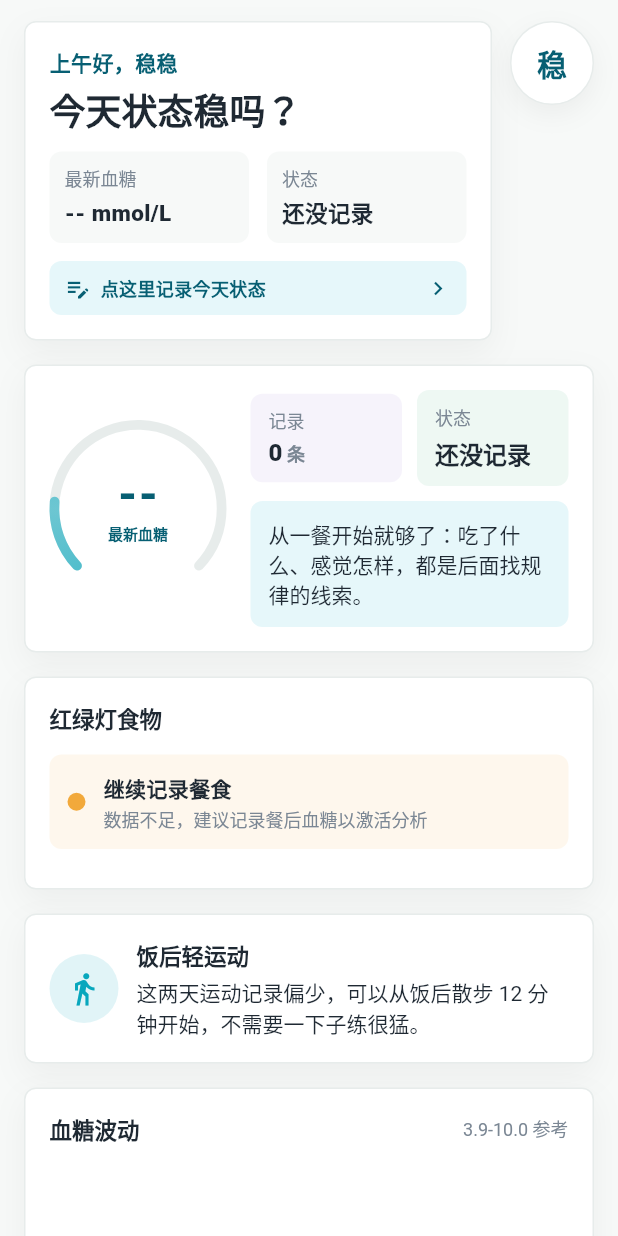
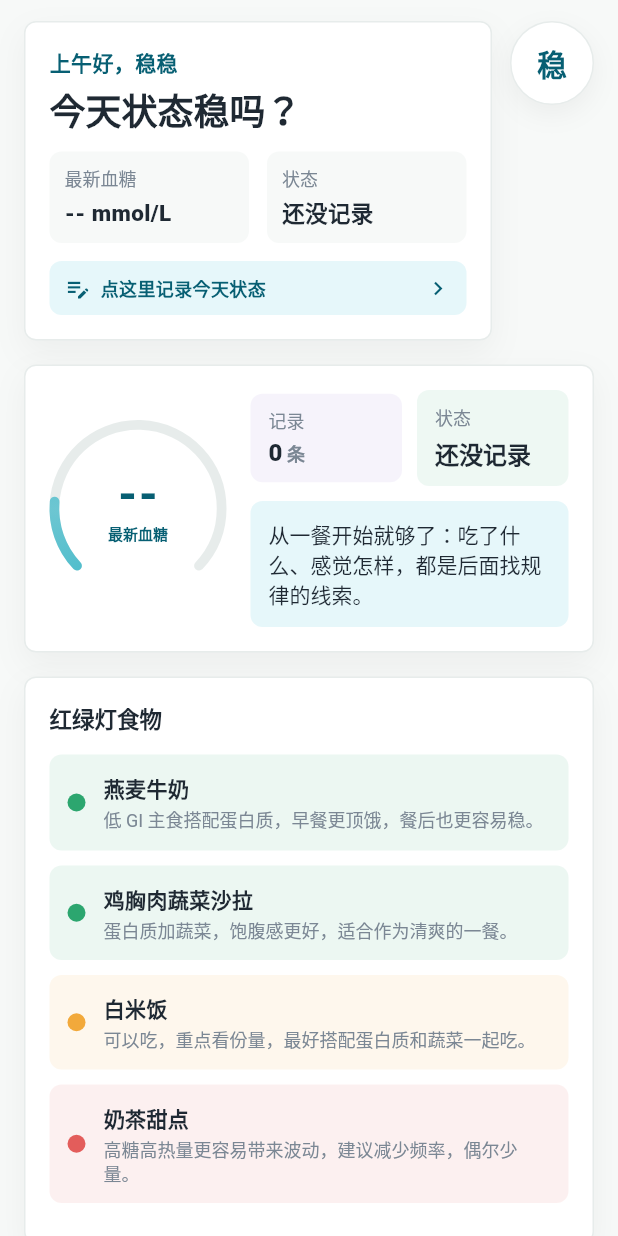
Before and after one commit to cicinnn607/g, a Flutter app: the HomePage screen opened directly, on a phone screen of 412 x 824 dp. Run offline on Flutter 3.47's test engine with Material 3 defaults, Android fonts, the light colour scheme and no system bars; our stand-ins replace fl_chart, flutter_local_notifications, image_picker, sqflite, supabase_flutter, timezone; accounts and stored records are empty.

Commit message:
首页红绿灯食物改为贴心饮食建议

```diff
--- a/lib/pages/home_page.dart
+++ b/lib/pages/home_page.dart
@@ -36,7 +36,7 @@ class HomePage extends StatelessWidget {
               const SizedBox(height: 16),
               _TodayOverview(provider: provider),
               const SizedBox(height: 16),
-              _FoodSignals(signals: provider.foodSignals),
+              _FoodSignals(signals: provider.homeFoodSignals),
               const SizedBox(height: 16),
               _ExerciseSuggestion(text: provider.exerciseSuggestion),
               const SizedBox(height: 16),
--- a/lib/provider/health_provider.dart
+++ b/lib/provider/health_provider.dart
@@ -46,6 +46,12 @@ class HealthProvider with ChangeNotifier {
   List<Map<String, dynamic>> get dietHistory => _mealHistory;
 
   List<FoodSignal> get foodSignals => AnalysisService.buildFoodSignals(
+    _mealItems,
+    _glucoseHistory,
+    _statusHistory,
+  );
+
+  List<FoodSignal> get homeFoodSignals => AnalysisService.buildHomeFoodSignals(
     _mealItems,
     _glucoseHistory,
     _statusHistory,
--- a/lib/services/analysis_service.dart
+++ b/lib/services/analysis_service.dart
@@ -59,6 +59,126 @@ class AnalysisService {
     '鸡蛋',
     '牛奶',
   ];
+
+  static const List<String> _fruitKeywords = [
+    '苹果',
+    '香蕉',
+    '橙',
+    '橘',
+    '梨',
+    '葡萄',
+    '草莓',
+    '芒果',
+    '西瓜',
+    '蓝莓',
+    '樱桃',
+    '猕猴桃',
+    '水果',
+  ];
+
+  static const List<String> _sweetKeywords = [
+    '奶茶',
+    '甜点',
+    '蛋糕',
+    '饼干',
+    '巧克力',
+    '糖',
+    '甜',
+    '冰淇淋',
+    '蛋挞',
+    '甜品',
+  ];
+
+  static const List<String> _proteinVegKeywords = [
+    '鸡胸',
+    '鱼',
+    '虾',
+    '豆腐',
+    '蔬菜',
+    '沙拉',
+    '鸡蛋',
+    '牛奶',
+    '瘦肉',
+    '青菜',
+    '西兰花',
+  ];
+
+  static const List<String> _stapleKeywords = [
+    '米饭',
+    '白米',
+    '粥',
+    '面条',
+    '面包',
+    '馒头',
+    '包子',
+    '饺子',
+    '炒饭',
+    '盖饭',
+    '土豆',
+    '红薯',
+    '玉米',
+  ];
+
+  static const List<FoodSignal> _defaultHomeFoodSignals = [
+    FoodSignal(
+      name: '燕麦牛奶',
+      level: 'green',
+      reason: '低 GI 主食搭配蛋白质，早餐更顶饿，餐后也更容易稳。',
+    ),
+    FoodSignal(
+      name: '鸡胸肉蔬菜沙拉',
+      level: 'green',
+      reason: '蛋白质加蔬菜，饱腹感更好，适合作为清爽的一餐。',
+    ),
+    FoodSignal(
+      name: '白米饭',
+      level: 'yellow',
+      reason: '可以吃，重点看份量，最好搭配蛋白质和蔬菜一起吃。',
+    ),
+    FoodSignal(
+      name: '奶茶甜点',
+      level: 'red',
+      reason: '高糖高热量更容易带来波动，建议减少频率，偶尔少量。',
+    ),
+  ];
+
+  static const List<FoodSignal> _homeFoodFillers = [
+    ..._defaultHomeFoodSignals,
+    FoodSignal(
+      name: '豆腐蔬菜汤',
+      level: 'green',
+      reason: '豆制品和蔬菜能补充蛋白质与纤维，适合给餐桌加一点多样性。',
+    ),
+    FoodSignal(
+      name: '鱼虾配绿叶菜',
+      level: 'green',
+      reason: '优质蛋白搭配绿叶菜，负担更轻，也更适合长期坚持。',
+    ),
+    FoodSignal(
+      name: '全麦面包鸡蛋',
+      level: 'yellow',
+      reason: '比甜面包更稳，但仍要看份量，搭配鸡蛋会更耐饿。',
+    ),
+    FoodSignal(
+      name: '油炸主食',
+      level: 'red',
+      reason: '油脂和精制主食叠加时负担更重，建议少吃并控制份量。',
+    ),
+  ];
+
+  static const List<FoodSignal> _diversityHomeFoodSignals = [
+    FoodSignal(
+      name: '豆腐蔬菜汤',
+      level: 'green',
+      reason: '最近记录偏集中，可以加一份豆制品和蔬菜，让饮食更多样。',
+    ),
+    FoodSignal(
+      name: '鱼虾配绿叶菜',
+      level: 'green',
+      reason: '最近餐食种类偏少，可以加点鱼虾和绿叶菜，营养更均衡。',
+    ),
+  ];
+
 
   static const Map<String, List<String>> _homeReminderMessages = {
     'highGlucose': [
@@ -210,6 +330,43 @@ class AnalysisService {
     return result.take(4).toList();
   }
 
+  static List<FoodSignal> buildHomeFoodSignals(
+    List<Map<String, dynamic>> mealItems,
+    List<Map<String, dynamic>> glucoseRecords, [
+    List<Map<String, dynamic>> statusRecords = const [],
+  ]) {
+    final mealObservations = _buildMealObservations(mealItems);
+    if (mealObservations.isEmpty) {
+      return _defaultHomeFoodSignals;
+    }
+
+    _attachGlucoseToMeals(mealObservations, glucoseRecords);
+    _attachStatusToMeals(mealObservations, statusRecords);
+
+    final pairedCount = mealObservations
+        .where((meal) => meal.glucoseCount > 0 || meal.statusCount > 0)
+        .length;
+    final personalSignals = _buildFoodSignalsFromObservations(
+      mealObservations,
+    );
+    final needsDiversity = _hasNarrowRecentDiet(mealObservations);
+
+    final result = <FoodSignal>[];
+    if (mealObservations.length >= 6 && pairedCount >= 2) {
+      result.addAll(personalSignals.take(4));
+    } else {
+      result.addAll(_buildObservedHomeSuggestions(mealObservations).take(2));
+    }
+
+    if (needsDiversity) {
+      for (final signal in _diversityHomeFoodSignals) {
+        if (_addSignalIfMissing(result, signal, mealObservations)) break;
+      }
+    }
+    _fillHomeFoodSignals(result, mealObservations);
+    return result.take(4).toList();
+  }
+
   static List<_MealObservation> _buildMealObservations(
     List<Map<String, dynamic>> mealItems,
   ) {
@@ -230,6 +387,121 @@ class AnalysisService {
     final meals = byMeal.values.toList()
       ..sort((a, b) => b.mealTime.compareTo(a.mealTime));
     return meals;
+  }
+
+  static List<FoodSignal> _buildFoodSignalsFromObservations(
+    List<_MealObservation> mealObservations,
+  ) {
+    final foodStats = <String, _FoodStats>{};
+    for (final meal in mealObservations) {
+      for (final name in meal.foodNames) {
+        foodStats.putIfAbsent(name, () => _FoodStats(name)).addMeal(meal);
+      }
+    }
+
+    final result = foodStats.values.map(_classifyFoodStats).toList()
+      ..sort((a, b) {
+        final rank = {'red': 0, 'yellow': 1, 'green': 2};
+        final levelCompare = (rank[a.level] ?? 3).compareTo(rank[b.level] ?? 3);
+        if (levelCompare != 0) return levelCompare;
+        return a.name.compareTo(b.name);
+    });
+    return result;
+  }
+
+  static List<FoodSignal> _buildObservedHomeSuggestions(
+    List<_MealObservation> meals,
+  ) {
+    final result = <FoodSignal>[];
+    final seen = <String>{};
+    for (final meal in meals) {
+      for (final name in meal.foodNames) {
+        final normalized = _normalizeFoodName(name);
+        if (normalized.isEmpty || seen.contains(normalized)) continue;
+        seen.add(normalized);
+        result.add(_buildNaturalObservedSignal(name));
+      }
+    }
+    return result;
+  }
+
+  static FoodSignal _buildNaturalObservedSignal(String name) {
+    if (_containsAny(name, _fruitKeywords)) {
+      return FoodSignal(
+        name: name,
+        level: 'green',
+        reason: '水果可以吃，尽量别单吃，搭配正餐或一点酸奶、坚果会更稳。',
+      );
+    }
+    if (_containsAny(name, _sweetKeywords)) {
+      return FoodSignal(
+        name: name,
+        level: 'red',
+        reason: '这类甜口更适合少量尝一尝，放在正餐里通常比空腹单吃更稳。',
+      );
+    }
+    if (_containsAny(name, _stapleKeywords)) {
+      return FoodSignal(
+        name: name,
+        level: 'yellow',
+        reason: '这类主食可以吃，记得搭配蛋白质和蔬菜，别让一餐太单一。',
+      );
+    }
+    if (_containsAny(name, _proteinVegKeywords)) {
+      return FoodSignal(
+        name: name,
+        level: 'green',
+        reason: '这类搭配更适合日常保持，继续和蔬菜、蛋白质一起吃会更均衡。',
+      );
+    }
+    return FoodSignal(
+      name: name,
+      level: 'yellow',
+      reason: '先把这类食物和当天其他餐一起看，慢慢就能看出你自己更适合的搭配。',
+    );
+  }
+
+  static bool _hasNarrowRecentDiet(List<_MealObservation> meals) {
+    final recentFoods = meals
+        .take(7)
+        .expand((meal) => meal.foodNames)
+        .map(_normalizeFoodName)
+        .where((name) => name.isNotEmpty)
+        .toSet();
+    return meals.length >= 6 && recentFoods.length < 3;
+  }
+
+  static void _fillHomeFoodSignals(
+    List<FoodSignal> result,
+    List<_MealObservation> meals,
+  ) {
+    for (final signal in _homeFoodFillers) {
+      if (result.length >= 4) return;
+      _addSignalIfMissing(result, signal);
+    }
+  }
+
+  static bool _addSignalIfMissing(
+    List<FoodSignal> result,
+    FoodSignal signal, [
+    List<_MealObservation> meals = const [],
+  ]) {
+    final signalName = _normalizeFoodName(signal.name);
+    final existingNames = {
+      ...result.map((item) => _normalizeFoodName(item.name)),
+      ...meals.expand((meal) => meal.foodNames).map(_normalizeFoodName),
+    };
+    if (existingNames.contains(signalName)) return false;
+    result.add(signal);
+    return true;
+  }
+
+  static bool _containsAny(String value, List<String> keywords) {
+    return keywords.any(value.contains);
+  }
+
+  static String _normalizeFoodName(String value) {
+    return value.replaceAll(RegExp(r'\s+'), '').trim();
   }
 
   static void _attachGlucoseToMeals(
@@ -280,6 +552,7 @@ class AnalysisService {
       }
       if (meal == null) continue;
 
+      meal.statusCount += 1;
       final status = '${record['status_level'] ?? ''}';
       if (status == '极度疲劳' || status == '略感疲惫') {
         meal.badStatusCount += 1;
@@ -559,6 +832,7 @@ class _MealObservation {
   int highGlucoseCount = 0;
   int lowGlucoseCount = 0;
   int stableGlucoseCount = 0;
+  int statusCount = 0;
   int badStatusCount = 0;
   int goodStatusCount = 0;
 
```
Also changed, not shown: 1 other file.
